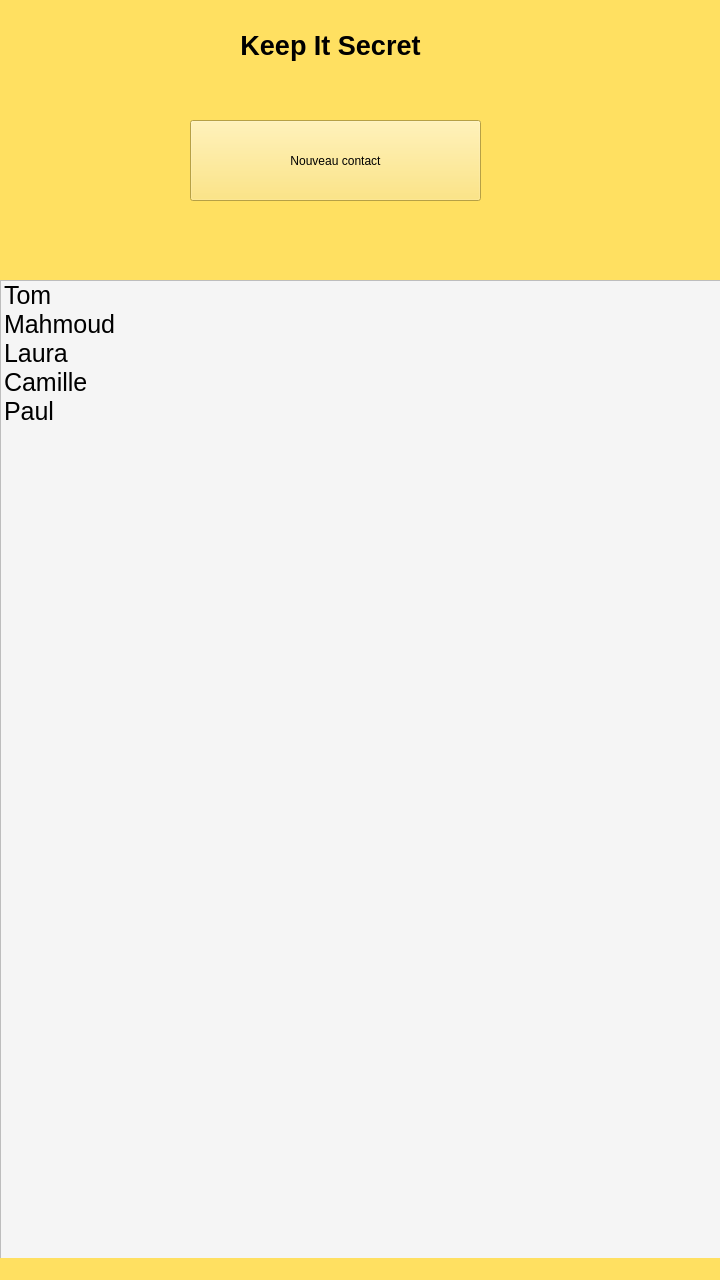
First picture: the form in contactswindow.ui, repository dbuhon/KeepItSecret, before the edit.
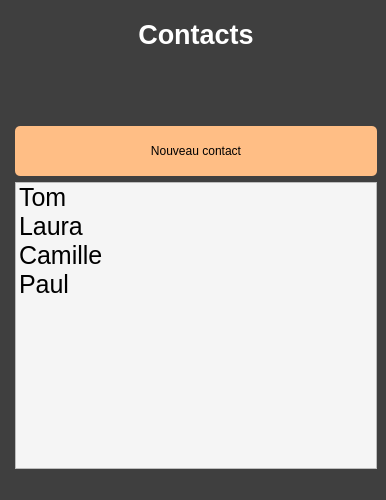
Second picture: the form after the edit.

The edit to the form file:
```diff
--- a/contactswindow.ui
+++ b/contactswindow.ui
@@ -6,26 +6,74 @@
    <rect>
     <x>0</x>
     <y>0</y>
-    <width>720</width>
-    <height>1280</height>
+    <width>386</width>
+    <height>500</height>
    </rect>
   </property>
   <property name="windowTitle">
    <string>MainWindow</string>
   </property>
   <property name="styleSheet">
-   <string notr="true">background-color: rgb(255, 224, 97);</string>
+   <string notr="true">background-color: rgb(63, 63, 63);
+color: rgb(255, 255, 255);</string>
   </property>
   <widget class="QWidget" name="centralwidget">
+   <layout class="QVBoxLayout" name="verticalLayout">
+    <item>
+     <layout class="QHBoxLayout" name="horizontalLayout">
+      <item>
+       <layout class="QFormLayout" name="formLayout">
+        <item row="2" column="1">
+         <widget class="QPushButton" name="pushButton_newContact">
+          <property name="styleSheet">
+           <string notr="true">color: black;
+border-radius: 5px;
+background-color: rgb(255, 190, 133);
+margin-top: 60%;
+height: 50px;</string>
+          </property>
+          <property name="text">
+           <string>Nouveau contact</string>
+          </property>
+         </widget>
+        </item>
+        <item row="3" column="1">
+         <widget class="QListWidget" name="listWidget_contacts">
+          <property name="sizePolicy">
+           <sizepolicy hsizetype="Expanding" vsizetype="Expanding">
+            <horstretch>0</horstretch>
+            <verstretch>1</verstretch>
+           </sizepolicy>
+          </property>
+          <property name="styleSheet">
+           <string notr="true">background-color: whitesmoke;
+font-size: 25px;
+color: black;</string>
+          </property>
+          <item>
+           <property name="text">
+            <string>Tom</string>
+           </property>
+          </item>
+          <item>
+           <property name="text">
+            <string>Laura</string>
+           </property>
+          </item>
+          <item>
+           <property name="text">
+            <string>Camille</string>
+           </property>
+          </item>
+          <item>
+           <property name="text">
+            <string>Paul</string>
+           </property>
+          </item>
+         </widget>
+        </item>
+        <item row="1" column="1">
    <widget class="QLabel" name="label_title">
-    <property name="geometry">
-     <rect>
-      <x>170</x>
-      <y>10</y>
-      <width>321</width>
-      <height>71</height>
-     </rect>
-    </property>
     <property name="minimumSize">
      <size>
       <width>221</width>
@@ -44,7 +92,7 @@
      <number>1</number>
     </property>
     <property name="text">
-     <string>Keep It Secret</string>
+           <string>Contacts</string>
     </property>
     <property name="alignment">
      <set>Qt::AlignCenter</set>
@@ -53,58 +101,12 @@
      <bool>false</bool>
     </property>
    </widget>
-   <widget class="QListWidget" name="listWidget_contacts">
-    <property name="geometry">
-     <rect>
-      <x>0</x>
-      <y>280</y>
-      <width>721</width>
-      <height>981</height>
-     </rect>
-    </property>
-    <property name="styleSheet">
-     <string notr="true">background-color: whitesmoke;
-font-size: 25px;</string>
-    </property>
-    <item>
-     <property name="text">
-      <string>Tom</string>
-     </property>
-    </item>
-    <item>
-     <property name="text">
-      <string>Mahmoud</string>
-     </property>
-    </item>
-    <item>
-     <property name="text">
-      <string>Laura</string>
-     </property>
+        </item>
+       </layout>
+      </item>
+     </layout>
     </item>
-    <item>
-     <property name="text">
-      <string>Camille</string>
-     </property>
-    </item>
-    <item>
-     <property name="text">
-      <string>Paul</string>
-     </property>
-    </item>
-   </widget>
-   <widget class="QPushButton" name="pushButton_newContact">
-    <property name="geometry">
-     <rect>
-      <x>190</x>
-      <y>120</y>
-      <width>291</width>
-      <height>81</height>
-     </rect>
-    </property>
-    <property name="text">
-     <string>Nouveau contact</string>
-    </property>
-   </widget>
+   </layout>
   </widget>
   <widget class="QMenuBar" name="menubar">
    <property name="geometry">
```
Left out of the diff: 2 changed lines with no effect on the pictures. Lines whose indentation alone changed are shown as unchanged.
